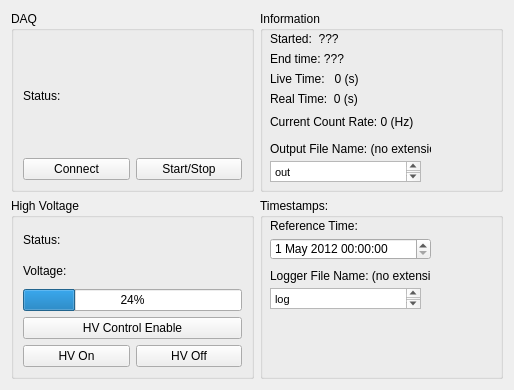
benyee/grif, file examples/LynxDAQ/src/DAQControlWidget.ui: the form before one commit.
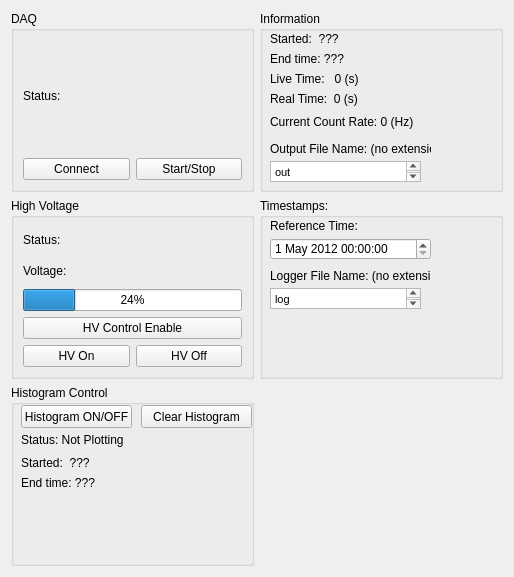
The form after the commit.

The edit to the form file:
```diff
--- a/examples/LynxDAQ/src/DAQControlWidget.ui
+++ b/examples/LynxDAQ/src/DAQControlWidget.ui
@@ -7,9 +7,12 @@
     <x>0</x>
     <y>0</y>
     <width>514</width>
-    <height>390</height>
+    <height>577</height>
    </rect>
   </property>
+  <property name="autoFillBackground">
+   <bool>false</bool>
+  </property>
   <layout class="QGridLayout" name="gridLayout">
    <item row="2" column="0">
     <widget class="QGroupBox" name="hvbox">
@@ -282,6 +285,157 @@
      </widget>
     </widget>
    </item>
+   <item row="2" column="1">
+    <widget class="QGroupBox" name="groupBox_2">
+     <property name="autoFillBackground">
+      <bool>true</bool>
+     </property>
+     <property name="title">
+      <string>Timestamps:</string>
+     </property>
+     <widget class="QDateTimeEdit" name="refTime">
+      <property name="geometry">
+       <rect>
+        <x>10</x>
+        <y>40</y>
+        <width>161</width>
+        <height>22</height>
+       </rect>
+      </property>
+      <property name="dateTime">
+       <datetime>
+        <hour>0</hour>
+        <minute>0</minute>
+        <second>0</second>
+        <year>2012</year>
+        <month>5</month>
+        <day>1</day>
+       </datetime>
+      </property>
+     </widget>
+     <widget class="QLabel" name="label_2">
+      <property name="geometry">
+       <rect>
+        <x>10</x>
+        <y>20</y>
+        <width>171</width>
+        <height>16</height>
+       </rect>
+      </property>
+      <property name="text">
+       <string>Reference Time:</string>
+      </property>
+     </widget>
+     <widget class="QTextEdit" name="logFileName">
+      <property name="geometry">
+       <rect>
+        <x>10</x>
+        <y>90</y>
+        <width>151</width>
+        <height>21</height>
+       </rect>
+      </property>
+      <property name="html">
+       <string>&lt;!DOCTYPE HTML PUBLIC &quot;-//W3C//DTD HTML 4.0//EN&quot; &quot;http://www.w3.org/TR/REC-html40/strict.dtd&quot;&gt;
+&lt;html&gt;&lt;head&gt;&lt;meta name=&quot;qrichtext&quot; content=&quot;1&quot; /&gt;&lt;style type=&quot;text/css&quot;&gt;
+p, li { white-space: pre-wrap; }
+&lt;/style&gt;&lt;/head&gt;&lt;body style=&quot; font-family:'MS Shell Dlg 2'; font-size:8.25pt; font-weight:400; font-style:normal;&quot;&gt;
+&lt;p style=&quot; margin-top:0px; margin-bottom:0px; margin-left:0px; margin-right:0px; -qt-block-indent:0; text-indent:0px;&quot;&gt;&lt;span style=&quot; font-size:8pt;&quot;&gt;log&lt;/span&gt;&lt;/p&gt;&lt;/body&gt;&lt;/html&gt;</string>
+      </property>
+     </widget>
+     <widget class="QLabel" name="fileNameInstruction_2">
+      <property name="geometry">
+       <rect>
+        <x>10</x>
+        <y>70</y>
+        <width>161</width>
+        <height>16</height>
+       </rect>
+      </property>
+      <property name="text">
+       <string>Logger File Name: (no extension)</string>
+      </property>
+     </widget>
+    </widget>
+   </item>
+   <item row="3" column="0">
+    <widget class="QGroupBox" name="histbox">
+     <property name="enabled">
+      <bool>true</bool>
+     </property>
+     <property name="autoFillBackground">
+      <bool>true</bool>
+     </property>
+     <property name="title">
+      <string>Histogram Control</string>
+     </property>
+     <widget class="QPushButton" name="histOnOff">
+      <property name="geometry">
+       <rect>
+        <x>10</x>
+        <y>20</y>
+        <width>111</width>
+        <height>23</height>
+       </rect>
+      </property>
+      <property name="text">
+       <string>Histogram ON/OFF</string>
+      </property>
+     </widget>
+     <widget class="QLabel" name="histstatus">
+      <property name="geometry">
+       <rect>
+        <x>10</x>
+        <y>40</y>
+        <width>111</width>
+        <height>30</height>
+       </rect>
+      </property>
+      <property name="text">
+       <string>Status: Not Plotting</string>
+      </property>
+     </widget>
+     <widget class="QLabel" name="histStart">
+      <property name="geometry">
+       <rect>
+        <x>10</x>
+        <y>70</y>
+        <width>231</width>
+        <height>16</height>
+       </rect>
+      </property>
+      <property name="text">
+       <string>Started:  ???</string>
+      </property>
+     </widget>
+     <widget class="QLabel" name="histEnd">
+      <property name="geometry">
+       <rect>
+        <x>10</x>
+        <y>90</y>
+        <width>231</width>
+        <height>16</height>
+       </rect>
+      </property>
+      <property name="text">
+       <string>End time: ???</string>
+      </property>
+     </widget>
+     <widget class="QPushButton" name="histClear">
+      <property name="geometry">
+       <rect>
+        <x>130</x>
+        <y>20</y>
+        <width>111</width>
+        <height>23</height>
+       </rect>
+      </property>
+      <property name="text">
+       <string>Clear Histogram</string>
+      </property>
+     </widget>
+    </widget>
+   </item>
   </layout>
  </widget>
  <resources/>
```
Left out of the diff: 73 changed lines with no effect on the pictures.
